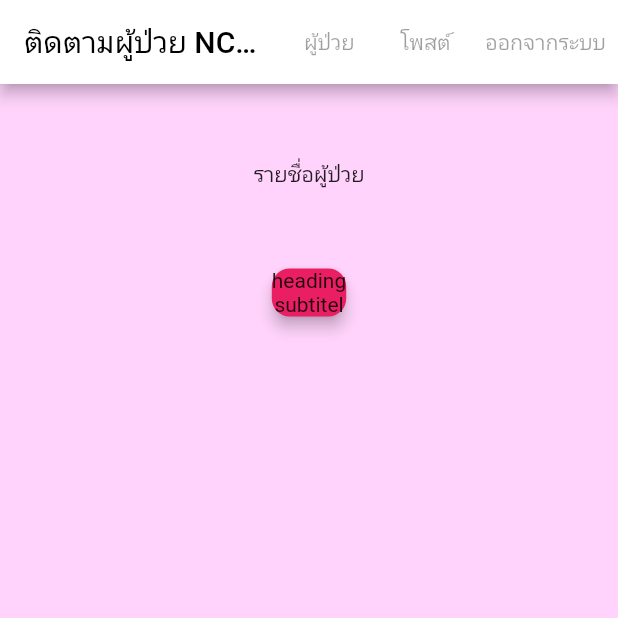
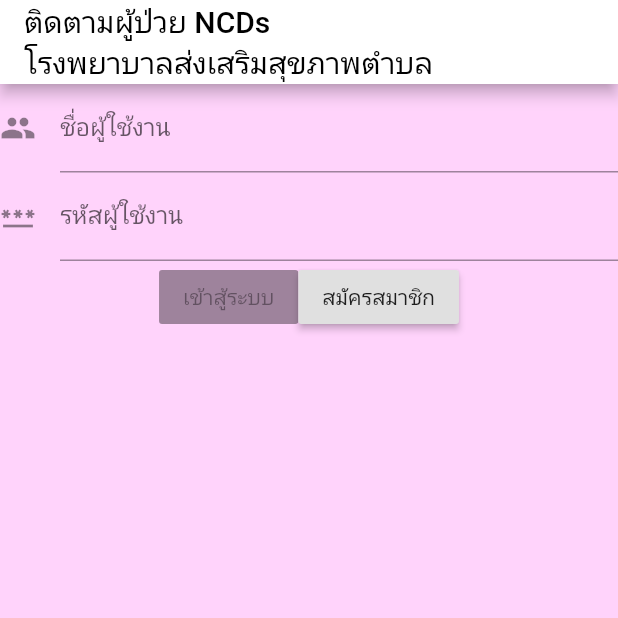
Before and after one commit to supasanR199/applicationForNcds, a Flutter app: the screen it shows after launch, on a phone screen of 412 x 824 dp, the top half of it. Run offline on Flutter 3.47's test engine with Material 2 defaults, Android fonts, the phone set to English and light mode, and no system bars.

Commit message:
add page login ,register

```diff
--- /dev/null
+++ b/lib/Login.dart
@@ -0,0 +1,27 @@
+import 'package:flutter/material.dart';
+
+class Login extends StatelessWidget {
+  @override
+  Widget build(BuildContext context) {
+    // TODO: implement build
+    return Scaffold(
+      appBar: AppBar(
+        title: Text(
+          "ติดตามผู้ป่วย NCDs\nโรงพยาบาลส่งเสริมสุขภาพตำบล",
+          style: TextStyle(color: Colors.black),
+        ),
+        backgroundColor: Colors.white,
+        actions: <Widget>[
+          TextButton(onPressed: null, child: Text("ผู้ป่วย")),
+          TextButton(onPressed: null, child: Text("โพสต์")),
+          TextButton(onPressed: null, child: Text("ออกจากระบบ")),
+        ],
+
+      ),
+      body: ListView(
+        children: [],
+      ),
+      backgroundColor: Color.fromRGBO(255, 211, 251, 1),
+    );
+  }
+}
--- /dev/null
+++ b/lib/PageStart.dart
@@ -0,0 +1,76 @@
+import 'package:flutter/material.dart';
+import 'package:appilcation_for_ncds/Register.dart';
+
+class StartPage extends StatelessWidget {
+  @override
+  Widget build(BuildContext context) {
+    // TODO: implement build
+    return MaterialApp(
+      debugShowCheckedModeBanner: false,
+      // debugShowCheckedModeBanner: false,
+      home: Scaffold(
+        appBar: AppBar(
+          title: Text(
+            "ติดตามผู้ป่วย NCDs\nโรงพยาบาลส่งเสริมสุขภาพตำบล",
+            style: TextStyle(color: Colors.black),
+          ),
+          backgroundColor: Colors.white,
+        ),
+        body: Container(
+          child: Center(
+            child: ListView(
+              children: [
+                buildUserNameField(context),
+                buildPasswordField(context),
+                Row(
+                  children: [
+                    buildButtonLogin(context),
+                    buildButtonRegister(context),
+                  ],
+                  mainAxisAlignment: MainAxisAlignment.center,
+                ),
+              ],
+            ),
+          ),
+        ),
+        backgroundColor: Color.fromRGBO(255, 211, 251, 1),
+      ),
+    );
+  }
+
+  TextFormField buildUserNameField(context) {
+    return TextFormField(
+      decoration: InputDecoration(
+        labelText: 'ชื่อผู้ใช้งาน',
+        icon: Icon(Icons.people),
+      ),
+      validator: (value) => value.isEmpty ? 'Please fill in title' : null,
+    );
+  }
+
+  TextFormField buildPasswordField(context) {
+    return TextFormField(
+      decoration: InputDecoration(
+        labelText: 'รหัสผู้ใช้งาน',
+        icon: Icon(Icons.password),
+      ),
+      validator: (value) => value.isEmpty ? 'Please fill in title' : null,
+    );
+  }
+
+  RaisedButton buildButtonLogin(context) {
+    return RaisedButton(
+      // color: Colors.accents,
+      onPressed: null,
+      child: Text('เข้าสู้ระบบ'),
+    );
+  }
+
+  RaisedButton buildButtonRegister(context) {
+    return RaisedButton(
+      // color: Colors.accents,
+      onPressed: () => Navigator.pushNamed(context, '/register'),
+      child: Text('สมัครสมาชิก'),
+    );
+  }
+}
--- /dev/null
+++ b/lib/Register.dart
@@ -0,0 +1,20 @@
+import 'package:flutter/material.dart';
+
+class Register extends StatelessWidget {
+  @override
+  Widget build(BuildContext context) {
+    // TODO: implement build
+    return MaterialApp(
+      home: Scaffold(
+        appBar: AppBar(
+          title: Text(
+            "ติดตามผู้ป่วย NCDs\nโรงพยาบาลส่งเสริมสุขภาพตำบล",
+            style: TextStyle(color: Colors.black),
+          ),
+          backgroundColor: Colors.white,
+        ),
+        backgroundColor: Color.fromRGBO(255, 211, 251, 1),
+      ),
+    );
+  }
+}
--- a/lib/main.dart
+++ b/lib/main.dart
@@ -1,104 +1,132 @@
+import 'package:appilcation_for_ncds/Login.dart';
+import 'package:appilcation_for_ncds/PageStart.dart';
+import 'package:appilcation_for_ncds/Register.dart';
 import 'package:flutter/material.dart';
 
 void main() {
   // runApp(MyApp());
-  runApp(MaterialApp(
-    home: ShowInfomation(),
-    theme: ThemeData(
-      textTheme: const TextTheme(
-        bodyText1: TextStyle(color: Colors.black),
-      ),
-    ),
-    debugShowCheckedModeBanner: false,
-  ));
+  // runApp(MaterialApp(
+  //   home: ShowInfomation(),
+  //   theme: ThemeData(
+  //     textTheme: const TextTheme(
+  //       bodyText1: TextStyle(color: Colors.black),
+  //     ),
+  //   ),
+  //   debugShowCheckedModeBanner: false,
+  // ));
+  runApp(MyApp());
 }
 
 class MyApp extends StatelessWidget {
-  @override
   Widget build(BuildContext context) {
     return MaterialApp(
-      theme: ThemeData(
-          textTheme: const TextTheme(
-        bodyText1: TextStyle(color: Colors.black),
-      )),
-      debugShowCheckedModeBanner: false,
-      home: Scaffold(
-          appBar: AppBar(
-            title: Text(
-              "ติดตามผู้ป่วย NCDs\nโรงพยาบาลส่งเสริมสุขภาพตำบล",
-              style: TextStyle(color: Colors.black),
-            ),
-            backgroundColor: Colors.white,
-            actions: <Widget>[
-              TextButton(onPressed: null, child: Text("ผู้ป่วย")),
-              TextButton(onPressed: null, child: Text("โพสต์")),
-              TextButton(onPressed: null, child: Text("ออกจากระบบ")),
-            ],
-          ),
-          backgroundColor: Color.fromRGBO(255, 211, 251, 1),
-          body: Row(
-            children: <Widget>[
-              Text(
-                'test',
-                textAlign: TextAlign.center,
-              ),
-            ],
-          )),
+      title: 'Firestore Demo',
+      home: buildMaterialApp(),
+      // debugShowCheckedModeBanner: false,
     );
   }
+  // @override
+  // Widget build(BuildContext context) {
+  //   return MaterialApp(
+  //     theme: ThemeData(
+  //         textTheme: const TextTheme(
+  //       bodyText1: TextStyle(color: Colors.black),
+  //     )),
+  //     debugShowCheckedModeBanner: false,
+  //     home: Scaffold(
+  //         appBar: AppBar(
+  //           title: Text(
+  //             "ติดตามผู้ป่วย NCDs\nโรงพยาบาลส่งเสริมสุขภาพตำบล",
+  //             style: TextStyle(color: Colors.black),
+  //           ),
+  //           backgroundColor: Colors.white,
+  //           actions: <Widget>[
+  //             TextButton(onPressed: null, child: Text("ผู้ป่วย")),
+  //             TextButton(onPressed: null, child: Text("โพสต์")),
+  //             TextButton(onPressed: null, child: Text("ออกจากระบบ")),
+  //           ],
+  //         ),
+  //         backgroundColor: Color.fromRGBO(255, 211, 251, 1),
+  //         body: Row(
+  //           children: <Widget>[
+  //             Text(
+  //               'test',
+  //               textAlign: TextAlign.center,
+  //             ),
+  //           ],
+  //         )),
+  //   );
+  // }
 }
 
-class ShowInfomation extends StatefulWidget {
-  State<StatefulWidget> createState() {
-    return _ShowInfomationState();
-  }
+MaterialApp buildMaterialApp() {
+  return MaterialApp(
+    title: 'FireStore Demo',
+    theme: ThemeData(
+      primarySwatch: Colors.amber,
+    ),
+    initialRoute: '/',
+    routes: {
+      '/': (context) => StartPage(),
+      // '/addbook': (context) => AddBookPage(),
+      '/login': (context) =>  Login(),
+      '/register' : (context) => Register(),
+    },
+    debugShowCheckedModeBanner: false,
+  );
 }
 
-class _ShowInfomationState extends State<ShowInfomation> {
-  Widget build(BuildContext context) {
-    return Scaffold(
-      appBar: AppBar(
-        title: Text(
-          "ติดตามผู้ป่วย NCDs\nโรงพยาบาลส่งเสริมสุขภาพตำบล",
-          style: TextStyle(color: Colors.black),
-        ),
-        backgroundColor: Colors.white,
-        actions: <Widget>[
-          TextButton(onPressed: null, child: Text("ผู้ป่วย")),
-          TextButton(onPressed: null, child: Text("โพสต์")),
-          TextButton(onPressed: null, child: Text("ออกจากระบบ")),
-        ],
-      ),
-      backgroundColor: Color.fromRGBO(255, 211, 251, 1),
-      body: Container(
-        child: Row(
-          crossAxisAlignment: CrossAxisAlignment.center,
-          mainAxisAlignment: MainAxisAlignment.center,
-          children: <Widget>[
-            Column(
-              children: <Widget>[
-                Padding(
-                  child: Text('รายชื่อผู้ป่วย'),
-                  padding: EdgeInsets.all(50.0),
-                ),
-                Card(
-                  elevation: 4.0,
-                  child: Column(
-                    children: <Widget>[
-                     Text('heading'),
-                     Text('subtitel'),
-                    ],
-                  ),
-                  color: Colors.pink,
-                  shape: RoundedRectangleBorder(
-                    borderRadius: BorderRadius.circular(12.0),
-                  ),
-                ),
-              ],
-            )
-          ],
-        ),
-      ),
-    );
-  }
-}
+// class ShowInfomation extends StatefulWidget {
+//   State<StatefulWidget> createState() {
+//     return _ShowInfomationState();
+//   }
+// }
+
+// class _ShowInfomationState extends State<ShowInfomation> {
+//   Widget build(BuildContext context) {
+//     return Scaffold(
+//       appBar: AppBar(
+//         title: Text(
+//           "ติดตามผู้ป่วย NCDs\nโรงพยาบาลส่งเสริมสุขภาพตำบล",
+//           style: TextStyle(color: Colors.black),
+//         ),
+//         backgroundColor: Colors.white,
+//         actions: <Widget>[
+//           TextButton(onPressed: null, child: Text("ผู้ป่วย")),
+//           TextButton(onPressed: null, child: Text("โพสต์")),
+//           TextButton(onPressed: null, child: Text("ออกจากระบบ")),
+//         ],
+//       ),
+//       backgroundColor: Color.fromRGBO(255, 211, 251, 1),
+//       body: Container(
+//         child: Row(
+//           crossAxisAlignment: CrossAxisAlignment.center,
+//           mainAxisAlignment: MainAxisAlignment.center,
+//           children: <Widget>[
+//             Column(
+//               children: <Widget>[
+//                 Padding(
+//                   child: Text('รายชื่อผู้ป่วย'),
+//                   padding: EdgeInsets.all(50.0),
+//                 ),
+//                 Card(
+//                   elevation: 4.0,
+//                   child: Column(
+//                     children: <Widget>[
+//                      Text('heading'),
+//                      Text('subtitel'),
+//                     ],
+//                   ),
+//                   color: Colors.pink,
+//                   shape: RoundedRectangleBorder(
+//                     borderRadius: BorderRadius.circular(12.0),
+//                   ),
+//                 ),
+//               ],
+//             )
+//           ],
+//         ),
+//       ),
+//     );
+//   }
+// }
```
